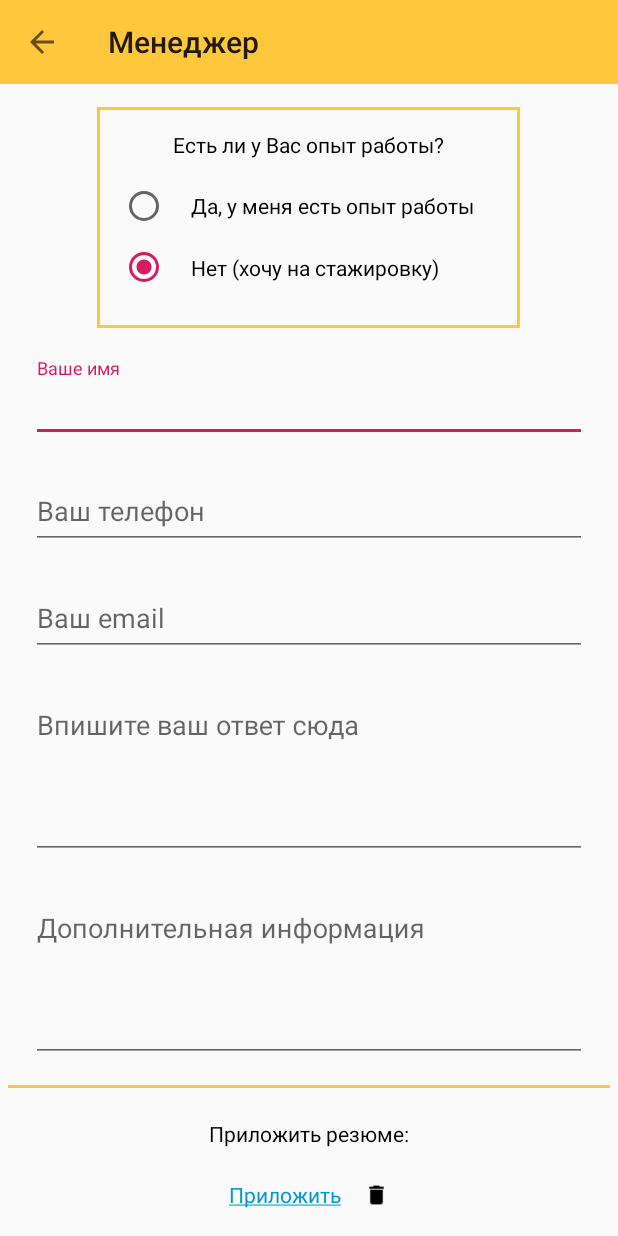
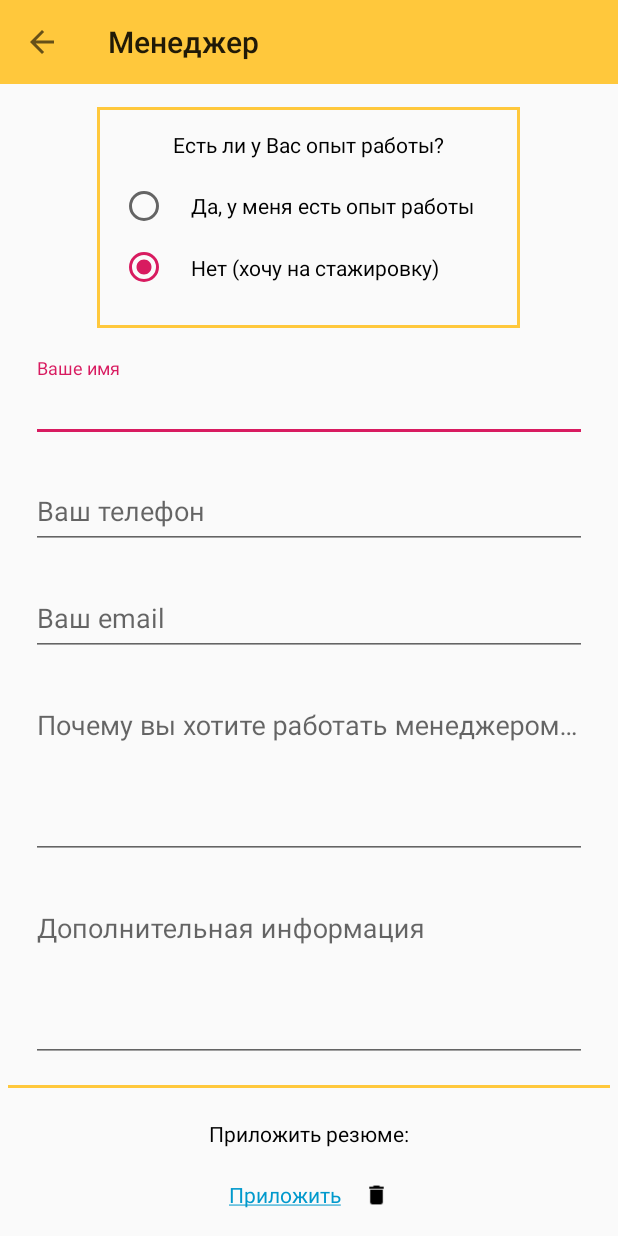
Before and after one commit to KirstenLy/hr, an Android app: the ManagerProfessionActivity screen opened directly, with no data from a screen before it, after a tap on "Нет (хочу на стажировку)", on a phone screen of 412 x 824 dp. Run offline under Robolectric (Android 15) with nearby library versions, the phone set to English and light mode, and no system bars; 1 other tap on this screen came first.

```diff
--- a/app/src/main/res/layout/activity_manager_profession.xml
+++ b/app/src/main/res/layout/activity_manager_profession.xml
@@ -169,7 +169,7 @@
                             android:layout_width="match_parent"
                             android:layout_height="wrap_content"
                             android:gravity="start"
-                            android:hint="@string/manager_hint_answer"
+                            android:hint="@string/manager_hint_question"
                             android:inputType="textMultiLine"
                             android:lines="4"
                             android:maxLines="4" />
--- a/app/src/main/res/values/strings.xml
+++ b/app/src/main/res/values/strings.xml
@@ -104,13 +104,12 @@
     <string name="manager_sent_phone">Телефон:</string>
     <string name="manager_sent_email">Email:</string>
     <string name="manager_sent_comment">Комментарий:</string>
-    <string name="manager_sent_question">Почему вы хотите работать менеджером проектов?</string>
+    <string name="manager_hint_question">Почему вы хотите работать менеджером проектов?</string>
     <string name="manager_sent_file"><u>Приложить</u></string>
     <string name="manager_hint_name">Ваше имя</string>
     <string name="manager_hint_phone">Ваш телефон</string>
     <string name="manager_hint_email">Ваш email</string>
     <string name="manager_hint_comment">Дополнительная информация</string>
-    <string name="manager_hint_answer">Впишите ваш ответ сюда</string>
 
     <!-- Profession Strings -->
     <string name="profession_get_resume">Приложить резюме:</string>
```
